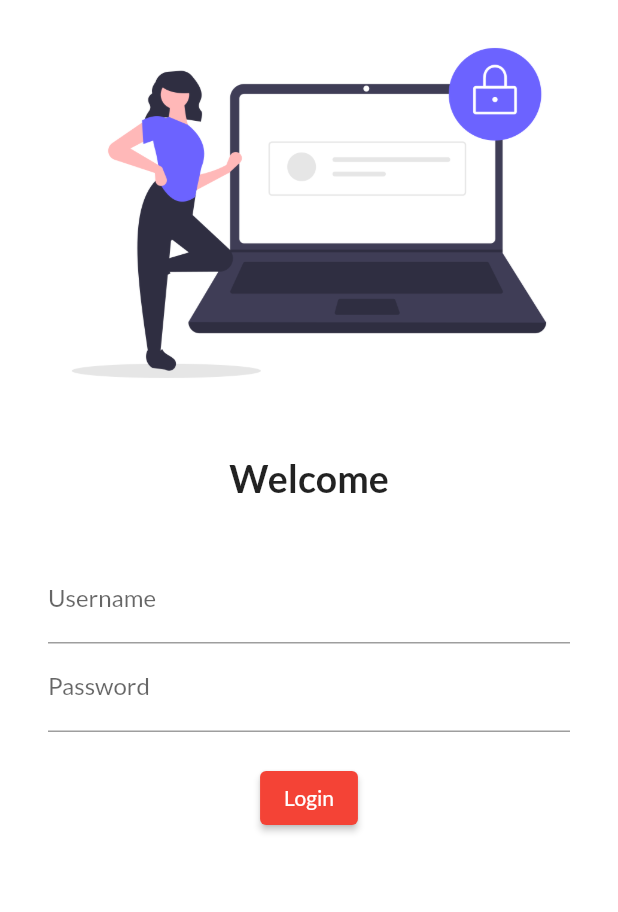
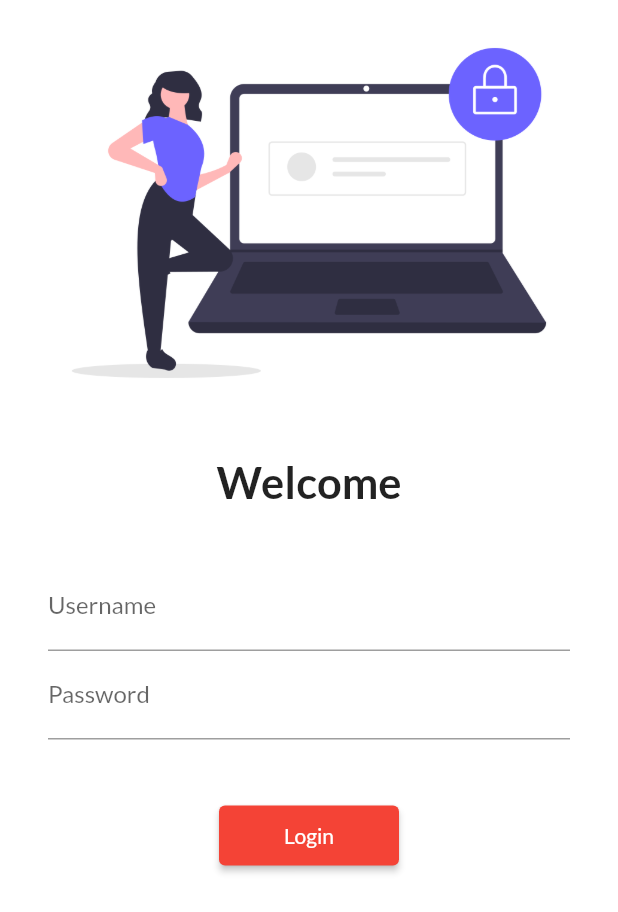
Before and after one commit to SUJANSSTHA/flutter30day, a Flutter app: the LoginPage screen opened by its route, on a phone screen of 412 x 824 dp. Shown: the top 912 px of the screen. Run offline on Flutter 3.47's test engine with Material 2 defaults, Android fonts, the phone set to English and light mode, and no system bars; our stand-ins replace google_fonts.

Commit message:
competed day5

```diff
--- a/lib/pages/login_page.dart
+++ b/lib/pages/login_page.dart
@@ -1,4 +1,5 @@
 import 'package:flutter/material.dart';
+import 'package:flutter_application_1/utils/routes.dart';
 
 class LoginPage extends StatelessWidget {
   const LoginPage({super.key});
@@ -7,11 +8,13 @@ class LoginPage extends StatelessWidget {
   Widget build(BuildContext context) {
     return Material(
       color: Colors.white,
+      child: SingleChildScrollView(
         child: Column(
           children: [
             Image.asset(
               "assets/image/login.png",
               fit: BoxFit.cover,
+              // height: 400,
             ),
             SizedBox(
               height: 20.0,
@@ -19,7 +22,7 @@ class LoginPage extends StatelessWidget {
             Text(
               "Welcome",
               style: TextStyle(
-              fontSize: 25,
+                fontSize: 29,
                 fontWeight: FontWeight.bold,
               ),
             ),
@@ -48,13 +51,14 @@ class LoginPage extends StatelessWidget {
                     ),
                   ),
                   SizedBox(
-                  height: 20.0,
+                    height: 40.0,
                   ),
                   ElevatedButton(
                     child: Text("Login"),
-                  style: TextButton.styleFrom(),
+                    style: TextButton.styleFrom(minimumSize: Size(120, 40)),
                     onPressed: () {
-                    print("your are login");
+                      // print("your are login");
+                      Navigator.pushNamed(context, MyRoutes.homeRoute);
                     },
                   ),
                 ],
@@ -62,6 +66,7 @@ class LoginPage extends StatelessWidget {
             ),
           ],
         ),
+      ),
     );
   }
 }
--- /dev/null
+++ b/lib/utils/routes.dart
@@ -0,0 +1,4 @@
+class MyRoutes {
+  static String loginRoute = "/login";
+  static String homeRoute = "/home";
+}
```
Also changed, not shown: lib/main.dart (+5 -2 lines). Lines whose indentation alone changed are shown as unchanged.
